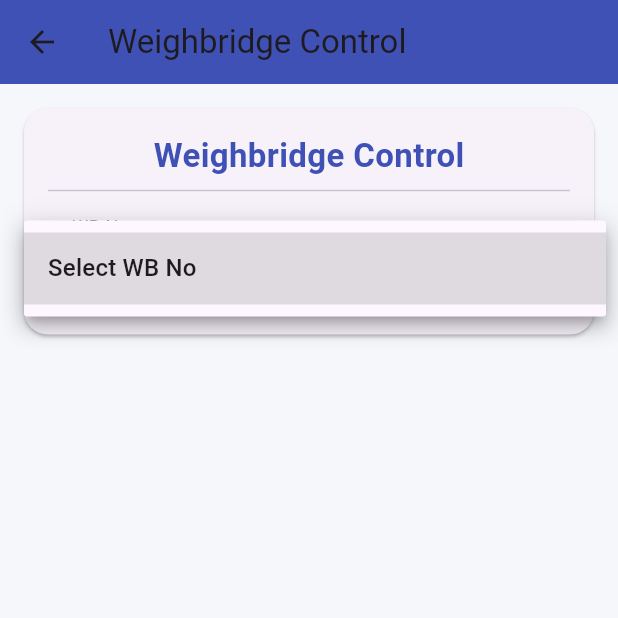
After one commit to LearnWithRehan/CMSAPPFLUTTER, a Flutter app: the WbControlScreen screen opened directly, after a tap on "Select WB No", on a phone screen of 412 x 824 dp, the top half of it. The commit adds this screen. Run offline on Flutter 3.47's test engine with Material 3 defaults, Android fonts, the phone set to English and light mode, and no system bars; our stand-ins replace fl_chart, shared_preferences; accounts and stored records are empty; network calls fail.

Commit message:
wb control working

```diff
--- a/lib/core/api/api_service.dart
+++ b/lib/core/api/api_service.dart
@@ -38,6 +38,8 @@ import '../../models/truck_count_donga_response.dart';
 import '../../models/truck_count_in_yard_response.dart';
 import '../../models/variety_day_data.dart';
 import '../../models/village_wise_model.dart';
+import '../../models/wb_control_response.dart';
+import '../../models/wb_status_item.dart';
 import '../constants/api_constants.dart';
 
 class ApiService {
@@ -1122,6 +1124,68 @@ class ApiService {
 
 
 
+  static Future<List<String>> getWbNoList(String plantCode) async {
+    final res = await http.post(
+      Uri.parse("${ApiConstants.baseUrl}get_wb_no.php"),
+      body: {"plantCode": plantCode},
+    );
+
+    final data = jsonDecode(res.body);
+    if (data['success'] == 1) {
+      return List<String>.from(data['data']);
+    }
+    return [];
+  }
+
+  static Future<List<WbStatusItem>> getWbStatusList(String plantCode) async {
+    final res = await http.post(
+      Uri.parse("${ApiConstants.baseUrl}wb_control.php"),
+      body: {"plantCode": plantCode},
+    );
+
+    final data = jsonDecode(res.body);
+    if (data['success'] == 1) {
+      return (data['data'] as List)
+          .map((e) => WbStatusItem.fromJson(e))
+          .toList();
+    }
+    return [];
+  }
+  static Future<WbControlData?> getWbControlDetails(
+      String plantCode, String wbNo) async {
+
+    final res = await http.post(
+      Uri.parse("${ApiConstants.baseUrl}get_wb_control_details.php"),
+      body: {
+        "plantCode": plantCode,
+        "wbNo": wbNo,
+      },
+    );
+
+    final data = jsonDecode(res.body);
+    if (data['success'] == 1) {
+      return WbControlData.fromJson(data['data']);
+    }
+    return null;
+  }
+  static Future<String> updateWbFlag(
+      String plantCode, String wbNo, String flag) async {
+
+    final res = await http.post(
+      Uri.parse("${ApiConstants.baseUrl}update_wb_flag.php"),
+      body: {
+        "plantCode": plantCode,
+        "wbNo": wbNo,
+        "wFlag": flag,
+      },
+    );
+
+    final data = jsonDecode(res.body);
+    return data['message'] ?? "Updated";
+  }
+
+
+
 
 
 }
--- /dev/null
+++ b/lib/models/wb_control_response.dart
@@ -0,0 +1,13 @@
+class WbControlData {
+  final String gStatus;
+  final String wFlag;
+
+  WbControlData({required this.gStatus, required this.wFlag});
+
+  factory WbControlData.fromJson(Map<String, dynamic> json) {
+    return WbControlData(
+      gStatus: json['G_STATUS'],
+      wFlag: json['W_FLAG'],
+    );
+  }
+}
--- /dev/null
+++ b/lib/models/wb_status_item.dart
@@ -0,0 +1,19 @@
+class WbStatusItem {
+  final String wbNo;
+  final String gStatus;
+  final String wFlag;
+
+  WbStatusItem({
+    required this.wbNo,
+    required this.gStatus,
+    required this.wFlag,
+  });
+
+  factory WbStatusItem.fromJson(Map<String, dynamic> json) {
+    return WbStatusItem(
+      wbNo: json['WB_NO'],
+      gStatus: json['G_STATUS'],
+      wFlag: json['W_FLAG'],
+    );
+  }
+}
--- /dev/null
+++ b/lib/screens/wb_control_screen.dart
@@ -0,0 +1,187 @@
+import 'dart:async';
+import 'package:flutter/material.dart';
+import 'package:shared_preferences/shared_preferences.dart';
+
+import '../core/api/api_service.dart';
+import '../models/wb_status_item.dart';
+import '../widgets/wb_status_card.dart';
+
+class WbControlScreen extends StatefulWidget {
+  const WbControlScreen({super.key});
+
+  @override
+  State<WbControlScreen> createState() => _WbControlScreenState();
+}
+
+class _WbControlScreenState extends State<WbControlScreen> {
+  String plantCode = "";
+  List<String> wbList = ["Select WB No"];
+  String selectedWb = "Select WB No";
+
+  List<String> flagList = ["Select Flag", "Y", "N"];
+  String selectedFlag = "Select Flag";
+
+  List<WbStatusItem> statusList = [];
+  String gateStatus = "";
+  String wbFlag = "";
+
+  Timer? timer;
+
+  @override
+  void initState() {
+    super.initState();
+    loadInit();
+  }
+
+  Future<void> loadInit() async {
+    final sp = await SharedPreferences.getInstance();
+    plantCode = sp.getString("PLANT_CODE") ?? "";
+
+    wbList.addAll(await ApiService.getWbNoList(plantCode));
+    loadStatusList();
+
+    timer = Timer.periodic(
+      const Duration(seconds: 2),
+          (_) => loadStatusList(),
+    );
+
+    setState(() {});
+  }
+
+  Future<void> loadStatusList() async {
+    statusList = await ApiService.getWbStatusList(plantCode);
+    setState(() {});
+  }
+
+  Future<void> loadDetails(String wb) async {
+    final data = await ApiService.getWbControlDetails(plantCode, wb);
+    if (data != null) {
+      gateStatus = data.gStatus;
+      wbFlag = data.wFlag;
+      setState(() {});
+    }
+  }
+
+  @override
+  void dispose() {
+    timer?.cancel();
+    super.dispose();
+  }
+
+  @override
+  Widget build(BuildContext context) {
+    return Scaffold(
+      backgroundColor: const Color(0xFFF5F7FA),
+      appBar: AppBar(
+        title: const Text("Weighbridge Control"),
+        backgroundColor: Colors.indigo,
+      ),
+      body: SingleChildScrollView(
+        child: Card(
+          margin: const EdgeInsets.all(16),
+          shape:
+          RoundedRectangleBorder(borderRadius: BorderRadius.circular(16)),
+          child: Padding(
+            padding: const EdgeInsets.all(16),
+            child: Column(
+              children: [
+                const Text(
+                  "Weighbridge Control",
+                  style: TextStyle(
+                      fontSize: 22,
+                      fontWeight: FontWeight.bold,
+                      color: Colors.indigo),
+                ),
+                const Divider(),
+
+                /// 🔥 RecyclerView
+                ListView.builder(
+                  shrinkWrap: true,
+                  physics: const NeverScrollableScrollPhysics(),
+                  itemCount: statusList.length,
+                  itemBuilder: (_, i) =>
+                      WbStatusCard(item: statusList[i]),
+                ),
+
+                const SizedBox(height: 16),
+
+                dropdown(
+                  value: selectedWb,
+                  list: wbList,
+                  hint: "WB No",
+                  onChanged: (v) {
+                    selectedWb = v!;
+                    if (v != "Select WB No") loadDetails(v);
+                  },
+                ),
+
+                if (selectedWb != "Select WB No") ...[
+                  const SizedBox(height: 12),
+                  dropdown(
+                    value: selectedFlag,
+                    list: flagList,
+                    hint: "WB Flag",
+                    onChanged: (v) {
+                      selectedFlag = v!;
+                      setState(() {});
+                    },
+                  ),
+
+                  const SizedBox(height: 12),
+                  Container(
+                    width: double.infinity,
+                    padding: const EdgeInsets.all(12),
+                    color: Colors.indigo.shade50,
+                    child: Column(
+                      crossAxisAlignment: CrossAxisAlignment.start,
+                      children: [
+                        Text("WB No : $selectedWb",
+                            style:
+                            const TextStyle(fontWeight: FontWeight.bold)),
+                        Text("Status : $gateStatus"),
+                        Text("WB Flag : $wbFlag"),
+                      ],
+                    ),
+                  ),
+
+                  const SizedBox(height: 10),
+                  ElevatedButton(
+                    onPressed: () async {
+                      final msg = await ApiService.updateWbFlag(
+                          plantCode, selectedWb, selectedFlag);
+                      loadDetails(selectedWb);
+                      loadStatusList();
+                      ScaffoldMessenger.of(context)
+                          .showSnackBar(SnackBar(content: Text(msg)));
+                    },
+                    child: const Text("Update"),
+                  ),
+                ],
+              ],
+            ),
+          ),
+        ),
+      ),
+    );
+  }
+
+  Widget dropdown({
+    required String value,
+    required List<String> list,
+    required String hint,
+    required Function(String?) onChanged,
+  }) {
+    return DropdownButtonFormField<String>(
+      value: value,
+      items: list
+          .map((e) =>
+          DropdownMenuItem(value: e, child: Text(e)))
+          .toList(),
+      onChanged: onChanged,
+      decoration: InputDecoration(
+        labelText: hint,
+        border: OutlineInputBorder(borderRadius: BorderRadius.circular(8)),
+      ),
+    );
+  }
+}
```
Also changed, not shown: lib/screens/dashboard_screen.dart (+9 -1 lines), lib/widgets/wb_status_card.dart (added, +38 -0 lines).
